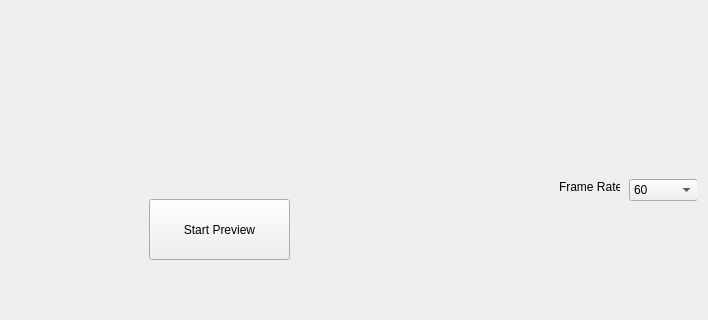
Above: ScreenCapture/MainWindow.ui from 0CottonBuds/ViewTether before the change; both pictures show x 292 to 1000 and y 380 to 700 of the 1000 by 700 pixel window. Below: the same form after it.
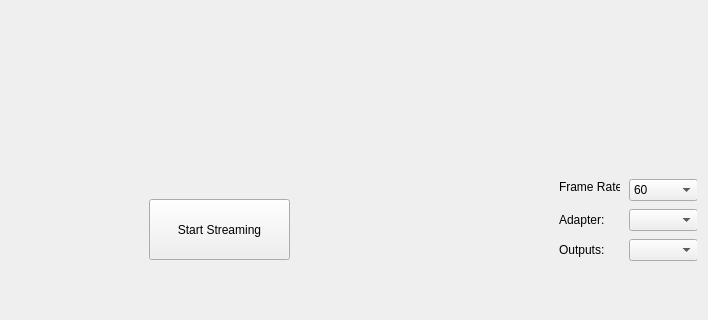
That is the form after the change.

The edit to the form file:
```diff
--- a/ScreenCapture/MainWindow.ui
+++ b/ScreenCapture/MainWindow.ui
@@ -53,7 +53,7 @@
        </rect>
       </property>
       <property name="text">
-       <string>Start Preview</string>
+       <string>Start Streaming</string>
       </property>
      </widget>
      <widget class="QLabel" name="label">
@@ -149,6 +149,73 @@
        </property>
       </item>
      </widget>
+     <widget class="QLabel" name="label_2">
+      <property name="geometry">
+       <rect>
+        <x>840</x>
+        <y>50</y>
+        <width>61</width>
+        <height>21</height>
+       </rect>
+      </property>
+      <property name="text">
+       <string>Adapter: </string>
+      </property>
+     </widget>
+     <widget class="QLabel" name="label_3">
+      <property name="geometry">
+       <rect>
+        <x>840</x>
+        <y>80</y>
+        <width>61</width>
+        <height>21</height>
+       </rect>
+      </property>
+      <property name="text">
+       <string>Outputs:</string>
+      </property>
+     </widget>
+     <widget class="QComboBox" name="adapterComboBox">
+      <property name="geometry">
+       <rect>
+        <x>910</x>
+        <y>50</y>
+        <width>69</width>
+        <height>22</height>
+       </rect>
+      </property>
+      <property name="editable">
+       <bool>false</bool>
+      </property>
+      <property name="currentText">
+       <string/>
+      </property>
+      <property name="placeholderText">
+       <string>NULL</string>
+      </property>
+      <property name="duplicatesEnabled">
+       <bool>true</bool>
+      </property>
+     </widget>
+     <widget class="QComboBox" name="outputComboBox">
+      <property name="geometry">
+       <rect>
+        <x>910</x>
+        <y>80</y>
+        <width>69</width>
+        <height>22</height>
+       </rect>
+      </property>
+      <property name="editable">
+       <bool>false</bool>
+      </property>
+      <property name="placeholderText">
+       <string>NULL</string>
+      </property>
+      <property name="duplicatesEnabled">
+       <bool>true</bool>
+      </property>
+     </widget>
     </widget>
    </item>
   </layout>
```
Left out of the diff: 4 changed lines with no effect on the pictures.
